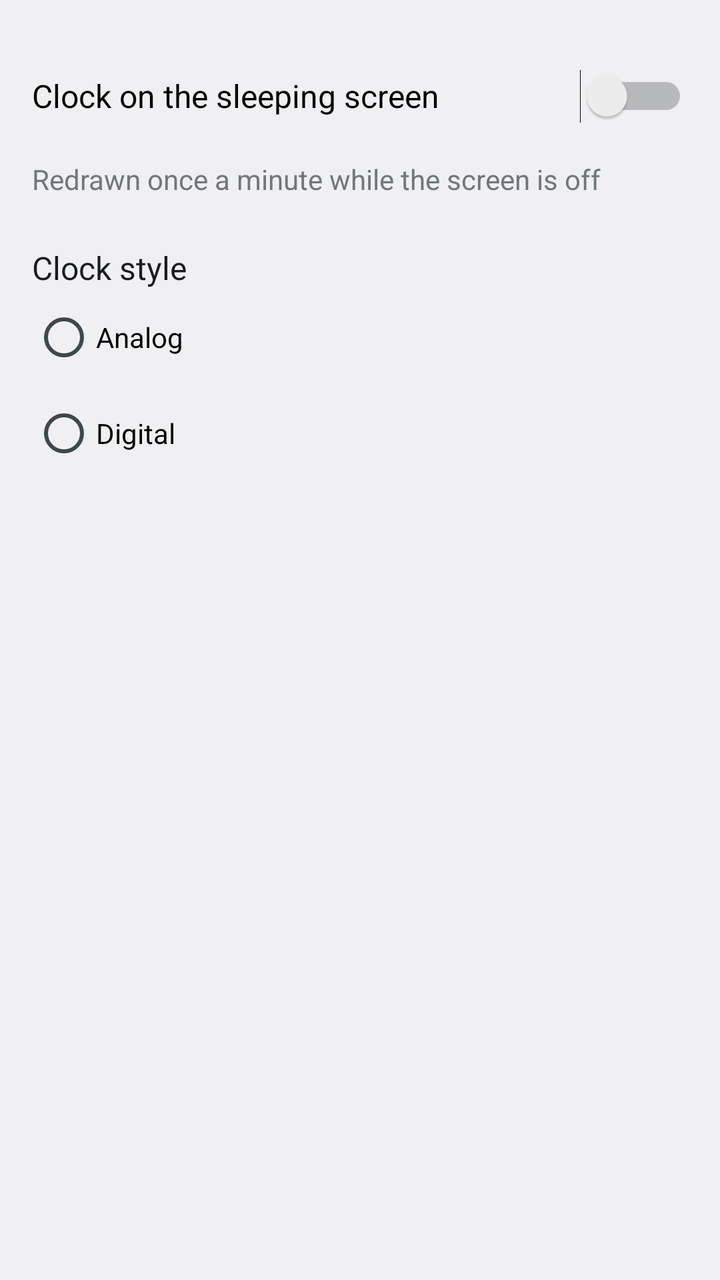
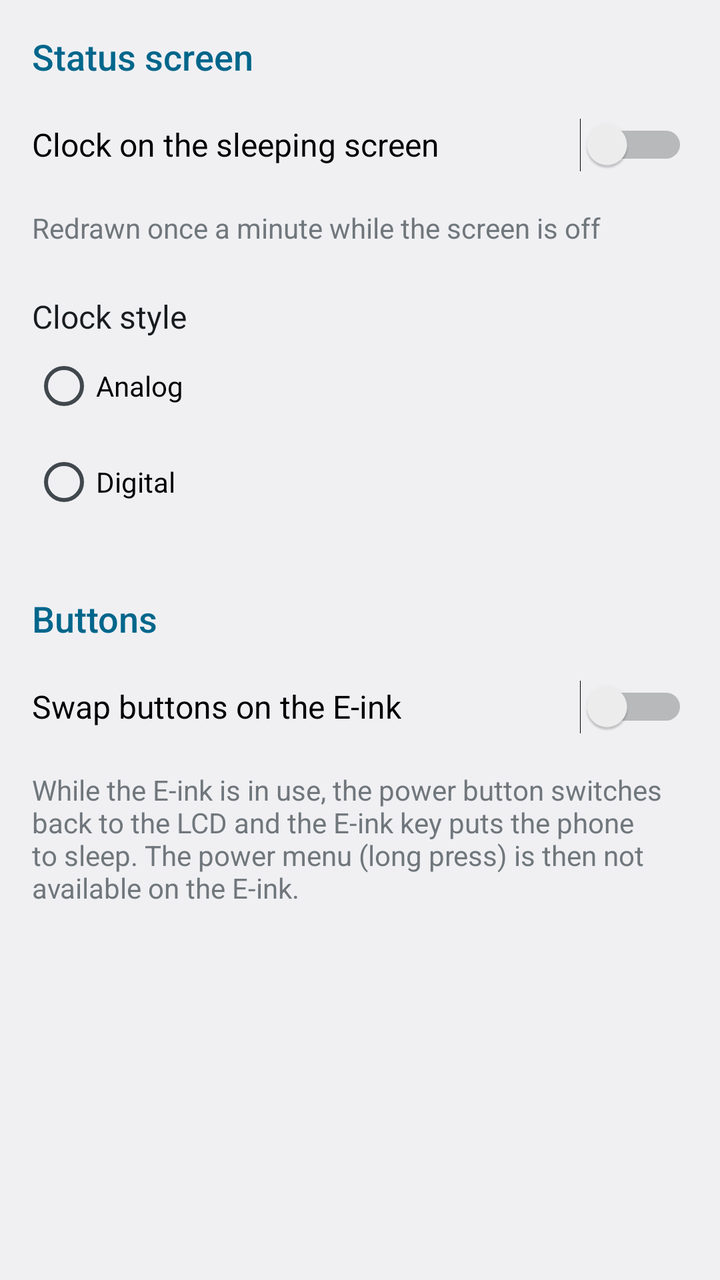

Compare the two renders of this Android layout. The source of the first and the diff that turns it into the second are given below.
<!-- AndroidManifest.xml: activity theme android:Theme.DeviceDefault.DayNight -->
<!-- res/layout/status_screen_settings.xml -->
<?xml version="1.0" encoding="utf-8"?>
<ScrollView xmlns:android="http://schemas.android.com/apk/res/android"
    android:layout_width="match_parent"
    android:layout_height="match_parent">

    <LinearLayout
        android:layout_width="match_parent"
        android:layout_height="wrap_content"
        android:orientation="vertical"
        android:paddingStart="?android:attr/listPreferredItemPaddingStart"
        android:paddingEnd="?android:attr/listPreferredItemPaddingEnd"
        android:paddingTop="16dp">

        <Switch
            android:id="@+id/sleep_clock"
            android:layout_width="match_parent"
            android:layout_height="wrap_content"
            android:minHeight="?android:attr/listPreferredItemHeight"
            android:text="@string/status_settings_clock"
            android:textAppearance="?android:attr/textAppearanceListItem" />

        <TextView
            android:layout_width="match_parent"
            android:layout_height="wrap_content"
            android:text="@string/status_settings_clock_summary"
            android:textAppearance="?android:attr/textAppearanceSmall" />

        <TextView
            android:layout_width="match_parent"
            android:layout_height="wrap_content"
            android:paddingTop="24dp"
            android:text="@string/status_settings_style"
            android:textAppearance="?android:attr/textAppearanceListItem" />

        <RadioGroup
            android:id="@+id/clock_style"
            android:layout_width="match_parent"
            android:layout_height="wrap_content"
            android:orientation="vertical">

            <RadioButton
                android:id="@+id/clock_style_analog"
                android:layout_width="match_parent"
                android:layout_height="wrap_content"
                android:minHeight="48dp"
                android:text="@string/status_settings_style_analog" />

            <RadioButton
                android:id="@+id/clock_style_digital"
                android:layout_width="match_parent"
                android:layout_height="wrap_content"
                android:minHeight="48dp"
                android:text="@string/status_settings_style_digital" />
        </RadioGroup>
    </LinearLayout>
</ScrollView>
<!-- resources referenced by this layout -->
<resources>
  <string name="status_settings_clock">Clock on the sleeping screen</string>
  <string name="status_settings_clock_summary">Redrawn once a minute while the screen is off</string>
  <string name="status_settings_style">Clock style</string>
  <string name="status_settings_style_analog">Analog</string>
  <string name="status_settings_style_digital">Digital</string>
</resources>

<!-- the commit's change to res/layout/status_screen_settings.xml (unified diff, before → after) -->
@@ -10,6 +10,13 @@
         android:paddingStart="?android:attr/listPreferredItemPaddingStart"
         android:paddingEnd="?android:attr/listPreferredItemPaddingEnd"
         android:paddingTop="16dp">
+
+        <TextView
+            android:layout_width="match_parent"
+            android:layout_height="wrap_content"
+            android:text="@string/status_settings_heading"
+            android:textAppearance="?android:attr/textAppearanceMedium"
+            android:textColor="?android:attr/colorAccent" />
 
         <Switch
             android:id="@+id/sleep_clock"
@@ -52,5 +59,28 @@
                 android:minHeight="48dp"
                 android:text="@string/status_settings_style_digital" />
         </RadioGroup>
+
+        <TextView
+            android:layout_width="match_parent"
+            android:layout_height="wrap_content"
+            android:paddingTop="32dp"
+            android:text="@string/buttons_heading"
+            android:textAppearance="?android:attr/textAppearanceMedium"
+            android:textColor="?android:attr/colorAccent" />
+
+        <Switch
+            android:id="@+id/swap_keys_on_eink"
+            android:layout_width="match_parent"
+            android:layout_height="wrap_content"
+            android:minHeight="?android:attr/listPreferredItemHeight"
+            android:text="@string/buttons_swap_on_eink"
+            android:textAppearance="?android:attr/textAppearanceListItem" />
+
+        <TextView
+            android:layout_width="match_parent"
+            android:layout_height="wrap_content"
+            android:paddingBottom="16dp"
+            android:text="@string/buttons_swap_on_eink_summary"
+            android:textAppearance="?android:attr/textAppearanceSmall" />
     </LinearLayout>
 </ScrollView>
<!-- resource entries referenced after the edit -->
@@ -1,7 +1,11 @@
 <!-- resources referenced by this layout -->
 <resources>
+  <string name="buttons_heading">Buttons</string>
+  <string name="buttons_swap_on_eink">Swap buttons on the E-ink</string>
+  <string name="buttons_swap_on_eink_summary">While the E-ink is in use, the power button switches back to the LCD and the E-ink key puts the phone to sleep. The power menu (long press) is then not available on the E-ink.</string>
   <string name="status_settings_clock">Clock on the sleeping screen</string>
   <string name="status_settings_clock_summary">Redrawn once a minute while the screen is off</string>
+  <string name="status_settings_heading">Status screen</string>
   <string name="status_settings_style">Clock style</string>
   <string name="status_settings_style_analog">Analog</string>
   <string name="status_settings_style_digital">Digital</string>
